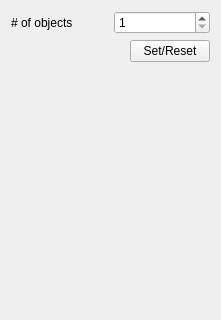
Old version of the form lib/python/tracking_system/pochi_pochi/ui_pochi_pochi_widget.ui in the repository UMATracker/UMATracker-Tracker; both pictures show x 0 to 221 and y 0 to 320 of the 221 by 569 pixel window.
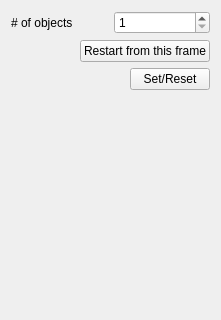
New version of the form.

Commit message: Add restart button to the Pochi-Pochi tracking

What changed in the file:
```diff
--- a/lib/python/tracking_system/pochi_pochi/ui_pochi_pochi_widget.ui
+++ b/lib/python/tracking_system/pochi_pochi/ui_pochi_pochi_widget.ui
@@ -37,6 +37,30 @@
        </item>
       </layout>
      </item>
+     <item>
+      <layout class="QHBoxLayout" name="horizontalLayout_2">
+       <item>
+        <spacer name="horizontalSpacer_2">
+         <property name="orientation">
+          <enum>Qt::Horizontal</enum>
+         </property>
+         <property name="sizeHint" stdset="0">
+          <size>
+           <width>40</width>
+           <height>20</height>
+          </size>
+         </property>
+        </spacer>
+       </item>
+       <item>
+        <widget class="QPushButton" name="restartButton">
+         <property name="text">
+          <string>Restart from this frame</string>
+         </property>
+        </widget>
+       </item>
+      </layout>
+     </item>
      <item>
       <layout class="QHBoxLayout" name="horizontalLayout_4">
        <item>
```
The commit also changes 2 other files.
